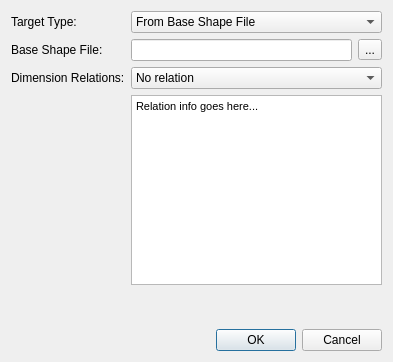
Qt form rtmath/rtmath-apps/ddscat-genparams-qt/frmTarget.ui (rhoneyager/rtmath) before a commit.
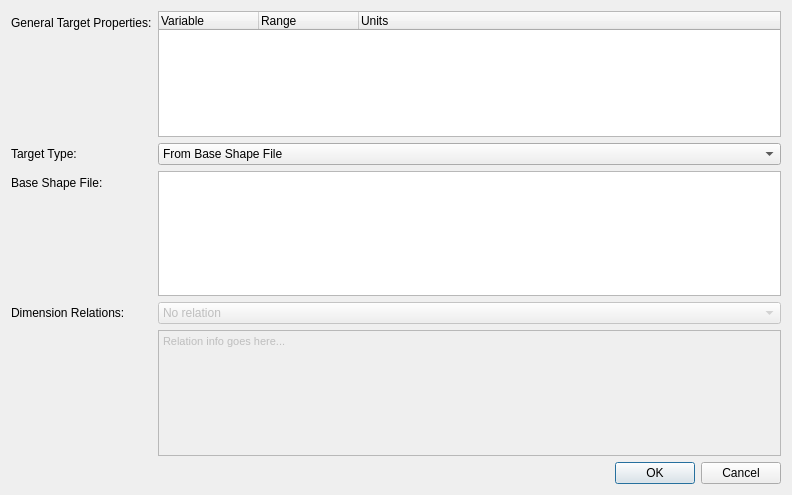
The same form after that commit.

Commit message: genparams-qt writes everything but the individual targets. these need a casting function (to create a new shapeModifiable-derived object) plus ui linkage.

What changed in the file:
```diff
--- a/rtmath/rtmath-apps/ddscat-genparams-qt/frmTarget.ui
+++ b/rtmath/rtmath-apps/ddscat-genparams-qt/frmTarget.ui
@@ -6,8 +6,8 @@
    <rect>
     <x>0</x>
     <y>0</y>
-    <width>393</width>
-    <height>362</height>
+    <width>792</width>
+    <height>495</height>
    </rect>
   </property>
   <property name="windowTitle">
@@ -16,14 +16,14 @@
   <layout class="QVBoxLayout" name="verticalLayout">
    <item>
     <layout class="QFormLayout" name="formLayout">
-     <item row="0" column="0">
+     <item row="1" column="0">
       <widget class="QLabel" name="label">
        <property name="text">
         <string>Target Type:</string>
        </property>
       </widget>
      </item>
-     <item row="0" column="1">
+     <item row="1" column="1">
       <widget class="QComboBox" name="cmbTargetType">
        <item>
         <property name="text">
@@ -62,36 +62,25 @@
        </item>
       </widget>
      </item>
-     <item row="1" column="0">
+     <item row="2" column="0">
       <widget class="QLabel" name="label_2">
        <property name="text">
         <string>Base Shape File:</string>
        </property>
       </widget>
      </item>
-     <item row="1" column="1">
-      <layout class="QHBoxLayout" name="horizontalLayout">
-       <item>
-        <widget class="QLineEdit" name="txtShapeBase"/>
-       </item>
-       <item>
-        <widget class="QToolButton" name="cmdBaseShapeSel">
-         <property name="text">
-          <string>...</string>
-         </property>
-        </widget>
-       </item>
-      </layout>
-     </item>
-     <item row="2" column="0">
+     <item row="3" column="0">
       <widget class="QLabel" name="label_3">
        <property name="text">
         <string>Dimension Relations:</string>
        </property>
       </widget>
      </item>
-     <item row="2" column="1">
+     <item row="3" column="1">
       <widget class="QComboBox" name="cmbAspectRatio">
+       <property name="enabled">
+        <bool>false</bool>
+       </property>
        <item>
         <property name="text">
          <string>No relation</string>
@@ -114,8 +103,11 @@
        </item>
       </widget>
      </item>
-     <item row="3" column="1">
+     <item row="4" column="1">
       <widget class="QTextBrowser" name="textBrowser">
+       <property name="enabled">
+        <bool>false</bool>
+       </property>
        <property name="html">
         <string>&lt;!DOCTYPE HTML PUBLIC &quot;-//W3C//DTD HTML 4.0//EN&quot; &quot;http://www.w3.org/TR/REC-html40/strict.dtd&quot;&gt;
 &lt;html&gt;&lt;head&gt;&lt;meta name=&quot;qrichtext&quot; content=&quot;1&quot; /&gt;&lt;style type=&quot;text/css&quot;&gt;
@@ -125,6 +117,59 @@
        </property>
       </widget>
      </item>
+     <item row="0" column="1">
+      <widget class="QTreeWidget" name="treeGlobals">
+       <property name="contextMenuPolicy">
+        <enum>Qt::CustomContextMenu</enum>
+       </property>
+       <property name="toolTip">
+        <string>TODO! Have quantity be selected from a combo box</string>
+       </property>
+       <property name="statusTip">
+        <string>Specify target dimensions. Range notation (min:lin span:max) accepted. Units required.</string>
+       </property>
+       <property name="alternatingRowColors">
+        <bool>true</bool>
+       </property>
+       <property name="selectionMode">
+        <enum>QAbstractItemView::ExtendedSelection</enum>
+       </property>
+       <column>
+        <property name="text">
+         <string>Variable</string>
+        </property>
+       </column>
+       <column>
+        <property name="text">
+         <string>Range</string>
+        </property>
+       </column>
+       <column>
+        <property name="text">
+         <string>Units</string>
+        </property>
+       </column>
+      </widget>
+     </item>
+     <item row="0" column="0">
+      <widget class="QLabel" name="label_4">
+       <property name="text">
+        <string>General Target Properties:</string>
+       </property>
+      </widget>
+     </item>
+     <item row="2" column="1">
+      <widget class="QTreeWidget" name="treeShapedat">
+       <attribute name="headerVisible">
+        <bool>false</bool>
+       </attribute>
+       <column>
+        <property name="text">
+         <string>File</string>
+        </property>
+       </column>
+      </widget>
+     </item>
     </layout>
    </item>
    <item>
```
Left out of the diff: 37 changed lines with no effect on the pictures. The commit also changes 12 other files.
